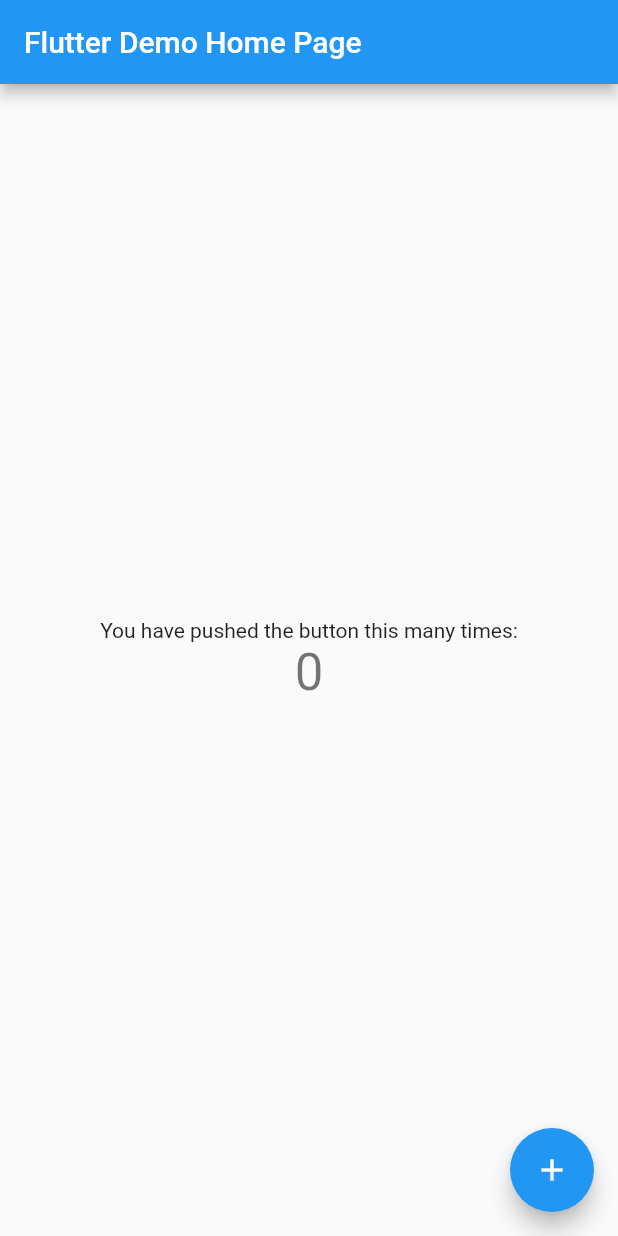
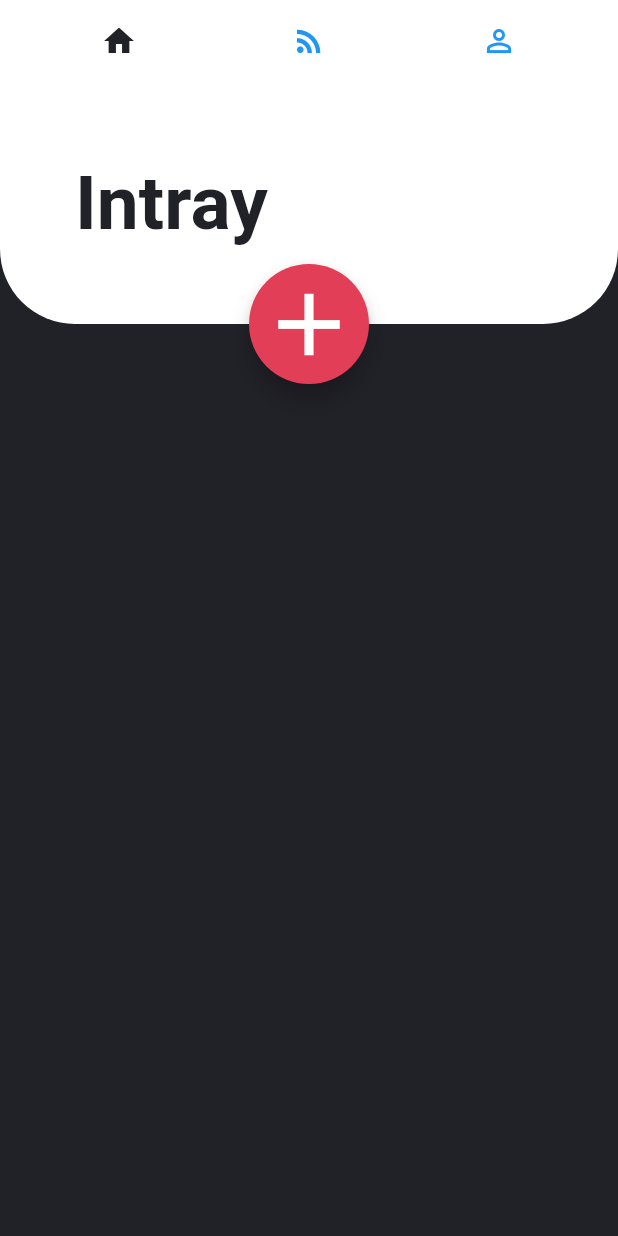
Before and after one commit to Janmayjay-singh/TODOapp, a Flutter app: the screen it shows after launch, on a phone screen of 412 x 824 dp. Run offline on Flutter 3.47's test engine with Material 2 defaults, Android fonts, the phone set to English and light mode, and no system bars; Roboto replaces fonts that are missing (Avenir).

Commit message:
Create intray top bar and button #2

```diff
--- a/App/todoapp/lib/main.dart
+++ b/App/todoapp/lib/main.dart
@@ -1,48 +1,25 @@
 import 'package:flutter/material.dart';
-
+import 'models/global.dart';
 void main() {
   runApp(MyApp());
 }
-
 class MyApp extends StatelessWidget {
   // This widget is the root of your application.
   @override
   Widget build(BuildContext context) {
     return MaterialApp(
-      title: 'Flutter Demo',
+      title: 'Todo App',
       theme: ThemeData(
-        // This is the theme of your application.
-        //
-        // Try running your application with "flutter run". You'll see the
-        // application has a blue toolbar. Then, without quitting the app, try
-        // changing the primarySwatch below to Colors.green and then invoke
-        // "hot reload" (press "r" in the console where you ran "flutter run",
-        // or simply save your changes to "hot reload" in a Flutter IDE).
-        // Notice that the counter didn't reset back to zero; the application
-        // is not restarted.
-        primarySwatch: Colors.blue,
-        // This makes the visual density adapt to the platform that you run
-        // the app on. For desktop platforms, the controls will be smaller and
-        // closer together (more dense) than on mobile platforms.
-        visualDensity: VisualDensity.adaptivePlatformDensity,
+        primarySwatch: Colors.grey,
+         visualDensity: VisualDensity.adaptivePlatformDensity,
       ),
-      home: MyHomePage(title: 'Flutter Demo Home Page'),
+      home: MyHomePage(title: 'Todo app'),
     );
   }
 }
 
 class MyHomePage extends StatefulWidget {
   MyHomePage({Key key, this.title}) : super(key: key);
-
-  // This widget is the home page of your application. It is stateful, meaning
-  // that it has a State object (defined below) that contains fields that affect
-  // how it looks.
-
-  // This class is the configuration for the state. It holds the values (in this
-  // case the title) provided by the parent (in this case the App widget) and
-  // used by the build method of the State. Fields in a Widget subclass are
-  // always marked "final".
-
   final String title;
 
   @override
@@ -50,68 +27,84 @@ class MyHomePage extends StatefulWidget {
 }
 
 class _MyHomePageState extends State<MyHomePage> {
-  int _counter = 0;
+ @override
+  Widget build(BuildContext context) {
 
-  void _incrementCounter() {
-    setState(() {
-      // This call to setState tells the Flutter framework that something has
-      // changed in this State, which causes it to rerun the build method below
-      // so that the display can reflect the updated values. If we changed
-      // _counter without calling setState(), then the build method would not be
-      // called again, and so nothing would appear to happen.
-      _counter++;
-    });
-  }
+    return  MaterialApp(
+      color: Colors.yellow,
+      home: DefaultTabController(
+        length: 3,
+        child: new Scaffold(
+          body: Stack(
+            children: <Widget>[
+            TabBarView(
+              children: [
+                new Container(
+                  color: darkGreyColor,
+                ),
+                new Container(color: Colors.orange,),
+                new Container(
+                  color: Colors.lightGreen,
+                ),
+              ],
+            ),
+            Container(
+              padding: EdgeInsets.only(left: 50),
+              height: 160,
+              decoration: BoxDecoration(
+                borderRadius: BorderRadius.only(
+                  bottomLeft: Radius.circular(50),
+                  bottomRight: Radius.circular(50)
+                  ),
+                  color: Colors.white,
+              ),
+              child: Row(
+                mainAxisAlignment: MainAxisAlignment.spaceBetween,
+                children: <Widget>[
+                  Text("Intray", style: intrayTitleStyle,),
+                  Container()
+                ],
+              ),
+            ),
+            Container(
+              height: 80,
+              width: 80,
+              margin: EdgeInsets.only(top: 120, left: MediaQuery.of(context).size.width*0.5 - 40),
+               child: FloatingActionButton(
 
-  @override
-  Widget build(BuildContext context) {
-    // This method is rerun every time setState is called, for instance as done
-    // by the _incrementCounter method above.
-    //
-    // The Flutter framework has been optimized to make rerunning build methods
-    // fast, so that you can just rebuild anything that needs updating rather
-    // than having to individually change instances of widgets.
-    return Scaffold(
-      appBar: AppBar(
-        // Here we take the value from the MyHomePage object that was created by
-        // the App.build method, and use it to set our appbar title.
-        title: Text(widget.title),
-      ),
-      body: Center(
-        // Center is a layout widget. It takes a single child and positions it
-        // in the middle of the parent.
-        child: Column(
-          // Column is also a layout widget. It takes a list of children and
-          // arranges them vertically. By default, it sizes itself to fit its
-          // children horizontally, and tries to be as tall as its parent.
-          //
-          // Invoke "debug painting" (press "p" in the console, choose the
-          // "Toggle Debug Paint" action from the Flutter Inspector in Android
-          // Studio, or the "Toggle Debug Paint" command in Visual Studio Code)
-          // to see the wireframe for each widget.
-          //
-          // Column has various properties to control how it sizes itself and
-          // how it positions its children. Here we use mainAxisAlignment to
-          // center the children vertically; the main axis here is the vertical
-          // axis because Columns are vertical (the cross axis would be
-          // horizontal).
-          mainAxisAlignment: MainAxisAlignment.center,
-          children: <Widget>[
-            Text(
-              'You have pushed the button this many times:',
+                child: Icon(Icons.add, size: 70,),
+                backgroundColor: redColor,
+                onPressed: () {},
+              ),
+            )
+            ]
+          ),
+          appBar: AppBar(
+            elevation: 0,
+                      title: new TabBar(
+              tabs: [
+                Tab(
+                  icon: new Icon(Icons.home),
+                ),
+                Tab(
+                  icon: new Icon(Icons.rss_feed),
+                ),
+                Tab(
+                  icon: new Icon(Icons.perm_identity),
+                )
+              ],
+              labelColor: darkGreyColor,
+              unselectedLabelColor: Colors.blue,
+              indicatorSize: TabBarIndicatorSize.label,
+              indicatorPadding: EdgeInsets.all(5.0),
+              indicatorColor: Colors.transparent,
             ),
-            Text(
-              '$_counter',
-              style: Theme.of(context).textTheme.headline4,
-            ),
-          ],
+            backgroundColor: Colors.white,
+          ),
+
+          backgroundColor: Colors.white,
         ),
       ),
-      floatingActionButton: FloatingActionButton(
-        onPressed: _incrementCounter,
-        tooltip: 'Increment',
-        child: Icon(Icons.add),
-      ), // This trailing comma makes auto-formatting nicer for build methods.
     );
   }
 }
--- /dev/null
+++ b/App/todoapp/lib/models/global.dart
@@ -0,0 +1,11 @@
+
+
+import 'package:flutter/material.dart';
+Color darkGreyColor = new Color(0xFF212128);
+Color redColor = new Color(0xFFE33E57);
+
+TextStyle intrayTitleStyle = new TextStyle(
+  fontFamily: 'Avenir',
+  fontWeight: FontWeight.bold,
+  color: darkGreyColor,
+  fontSize: 50);
```
Also changed, not shown: 1 other file.
